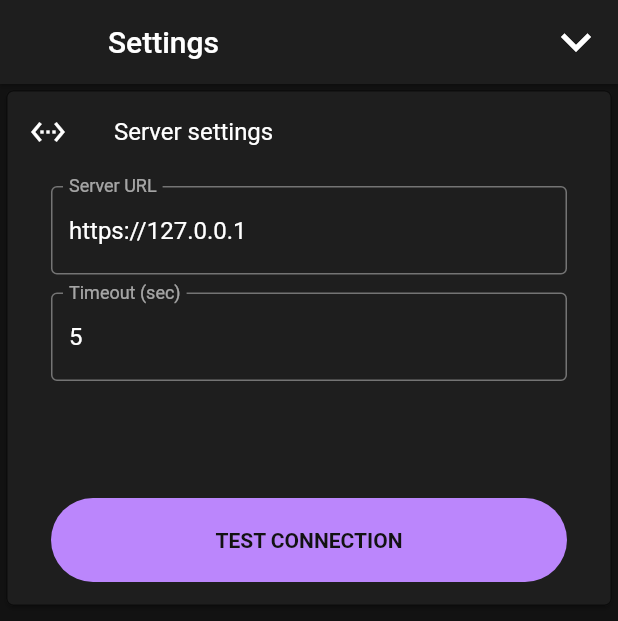
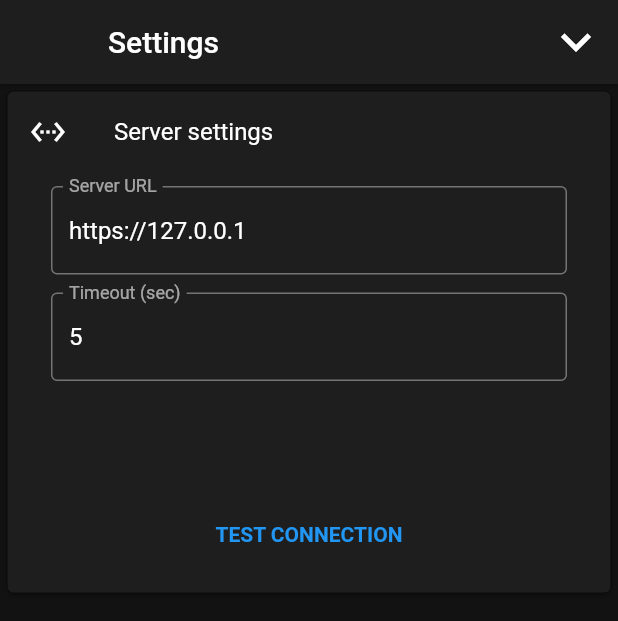
Before and after one commit to ZeroPass/flutter-port-sdk, a Flutter app: the screen it shows after launch, after a tap on the "settings" icon, on a phone screen of 412 x 824 dp. Shown: the top 621 px of the screen. Run offline on Flutter 3.47's test engine with Material 2 defaults, Android fonts, the phone set to English and light mode, and no system bars; our stand-ins replace connectivity, flare_flutter, package_info_plus, shared_preferences; missing offline and left inert: dart_countries_states, dmrtd, open_settings.

Commit message:
migration on higher flutter version

```diff
--- a/example/lib/main.dart
+++ b/example/lib/main.dart
@@ -43,14 +43,14 @@ class EgPortApp extends StatelessWidget {
           disabledColor: Colors.black38,
           applyElevationOverlayColor: true,
           primaryColor: const Color(0xffeaeaea),
-          accentColor: const Color(0xffbb86fc),
+          //accentColor: const Color(0xffbb86fc),
           errorColor: const Color(0xffcf6679),
           cardColor: const Color(0xff121212),
           snackBarTheme: const SnackBarThemeData(
               backgroundColor: Color(0xff292929),
               contentTextStyle: TextStyle(color: Color(0xffeaeaea))),
           backgroundColor: const Color(0xff121212),
-          accentColorBrightness: Brightness.dark,
+          //accentColorBrightness: Brightness.dark,
           brightness: Brightness.dark,
           primaryColorBrightness: Brightness.dark,
           inputDecorationTheme: InputDecorationTheme(
@@ -74,7 +74,7 @@ class _EgPortWidgetState extends State<EgPortWidget>
   @override
   void initState() {
     super.initState();
-    SystemChrome.setEnabledSystemUIOverlays([]); // hide status bar
+    SystemChrome.setEnabledSystemUIMode(SystemUiMode.manual, overlays: []); // hide status bar
     SystemChrome.setPreferredOrientations([
       DeviceOrientation.portraitUp,
       DeviceOrientation.portraitDown,
--- a/example/lib/passport_scanner.dart
+++ b/example/lib/passport_scanner.dart
@@ -98,7 +98,7 @@ class PassportScanner {
         if (efcom.dgTags.containsAll([EfDG15.TAG])) {
           pdata.dg15 = await _call(() => passport.readEfDG15());
           _log.debug('Passport AA public key type: ${pdata.dg15!.aaPublicKey.type}');
-          if (pdata.dg15!.aaPublicKey.type == AAPublicKeyType.EC) {
+          if (pdata.dg15!.aaPublicKey.type == AAPublicKeyType.ECC) {
             if (!efcom.dgTags.contains(EfDG14.TAG)) {
               errorMsg = 'Unsupported passport';
               _log.warning(
--- a/example/lib/uie/home_page.dart
+++ b/example/lib/uie/home_page.dart
@@ -61,15 +61,7 @@ Widget HomePage(
           child: Row(
             children: <Widget>[
               Expanded(
-                child: OutlineButton(
-                  borderSide: BorderSide(
-                    width: 1,
-                    color: Theme.of(context).primaryColor,
-                  ),
-                  shape: RoundedRectangleBorder(
-                      borderRadius: BorderRadius.circular(30.0)),
-                  color: Colors.redAccent,
-                  highlightedBorderColor: Theme.of(context).primaryColor,
+                child: OutlinedButton(
                   onPressed: onSignupPressed as void Function()?,
                   child: Container(
                     padding: const EdgeInsets.symmetric(
@@ -103,10 +95,7 @@ Widget HomePage(
           child: Row(
             children: <Widget>[
               Expanded(
-                child: FlatButton(
-                  shape: RoundedRectangleBorder(
-                      borderRadius: BorderRadius.circular(30.0)),
-                  color: Theme.of(context).primaryColor,
+                child: TextButton(
                   onPressed: onLoginPressed as void Function()?,
                   child: Container(
                     padding: const EdgeInsets.symmetric(
--- a/example/lib/uie/settings_screen.dart
+++ b/example/lib/uie/settings_screen.dart
@@ -92,7 +92,8 @@ class _SettingsScreenState extends State<SettingsScreen> {
 
   void _showSnackBar(BuildContext scaffoldContext, String msg) {
     final snackBar = SnackBar(content: Text(msg, textAlign: TextAlign.center));
-    Scaffold.of(scaffoldContext).showSnackBar(snackBar);
+    //Scaffold.of(scaffoldContext).showSnackBar(snackBar);
+    ScaffoldMessenger.of(scaffoldContext).showSnackBar(snackBar);
   }
 
   Padding _buildForm(BuildContext context) {
@@ -156,13 +157,7 @@ class _SettingsScreenState extends State<SettingsScreen> {
         alignment: Alignment.center,
         child: Row(children: <Widget>[
           Expanded(
-            child: FlatButton(
-              shape: RoundedRectangleBorder(
-                  borderRadius: BorderRadius.circular(30.0)),
-              color: Theme.of(context).accentColor,
-              textColor: Theme.of(context).cardColor,
-              disabledTextColor: Theme.of(context).disabledColor,
-              padding: const EdgeInsets.all(20.0),
+            child: TextButton(
               child: const Text(
                 'TEST CONNECTION',
                 style: TextStyle(fontWeight: FontWeight.bold),
--- a/example/pubspec.yaml
+++ b/example/pubspec.yaml
@@ -27,7 +27,7 @@ dependencies:
     sdk: flutter
   #flutter_widgets: ^0.1.12
   flutter_launcher_icons: ^0.9.0
-  intl: ^0.17.0
+  intl: ^0.18.0
   open_settings:
     git:
       url: https://github.com/marcojoao/open_settings
--- a/lib/src/port_client.dart
+++ b/lib/src/port_client.dart
@@ -110,7 +110,7 @@ class PortClient {
     _log.verbose('::register: uid=$uid');
 
     if(  sod.toBytes().isEmpty
-      || (dg15?.aaPublicKey.type == AAPublicKeyType.EC && dg14 == null)){
+      || (dg15?.aaPublicKey.type == AAPublicKeyType.ECC && dg14 == null)){
         throw PortError(-32602, 'Missing required eMRTD attestation data for registration');
     }
 
--- a/pubspec.yaml
+++ b/pubspec.yaml
@@ -3,7 +3,7 @@ description: "Client SDK to interact with Port server."
 version: 1.3.1
 
 environment:
-  sdk: '>=2.12.0 <3.0.0'
+  sdk: '>=2.17.1 <3.0.0'
 
 publish_to: none # git dep
 
@@ -11,7 +11,7 @@ dependencies:
   dmrtd:
     git:
       url: https://github.com/ZeroPass/dmrtd.git
-      ref: v1.4.0
+      ref: develop
   flutter:
     sdk: flutter
   logging: ^1.0.1
```
Also changed, not shown: example/lib/uie/uiutils.dart (+1 -7 lines), 5 other files.
